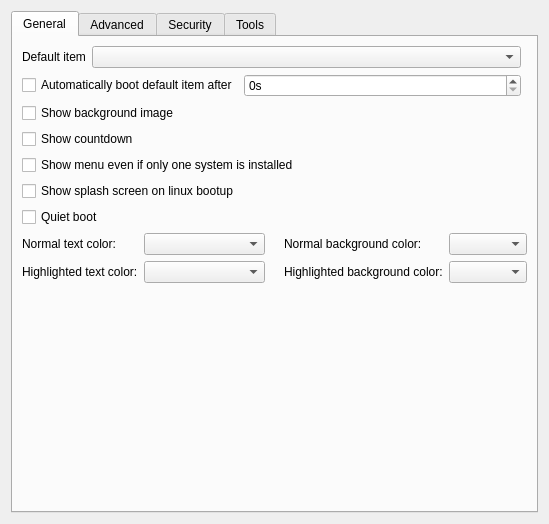
KDE/kcmgrub2, file kcmgrub2.ui: the form before one commit.
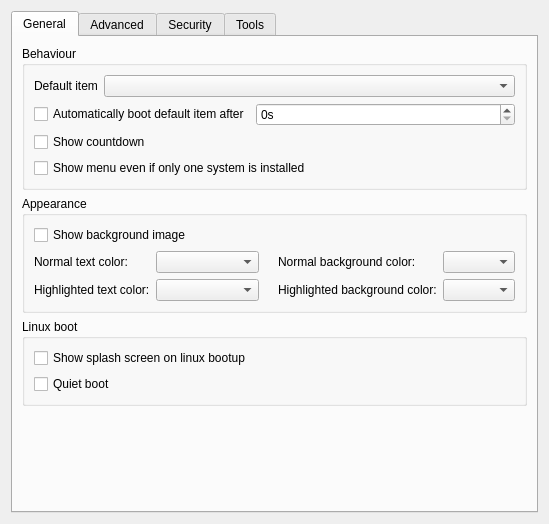
The form after the commit. Custom widgets are drawn as their Qt base class.

Commit message: Reorganize the General tab

Patch:
```diff
--- a/kcmgrub2.ui
+++ b/kcmgrub2.ui
@@ -38,6 +38,12 @@
       <attribute name="title">
        <string>General</string>
       </attribute>
+      <layout class="QVBoxLayout" name="verticalLayout_6">
+       <item>
+        <widget class="QGroupBox" name="groupBox_3">
+         <property name="title">
+          <string>Behaviour</string>
+         </property>
       <layout class="QGridLayout" name="gridLayout">
        <item row="0" column="0">
         <layout class="QHBoxLayout" name="horizontalLayout_2">
@@ -109,6 +115,34 @@
         </layout>
        </item>
        <item row="2" column="0">
+           <widget class="QCheckBox" name="showCountdown">
+            <property name="text">
+             <string>Show countdown</string>
+            </property>
+           </widget>
+          </item>
+          <item row="3" column="0">
+           <widget class="QCheckBox" name="noHidden">
+            <property name="text">
+             <string>Show menu even if only one system is installed</string>
+            </property>
+           </widget>
+          </item>
+         </layout>
+         <zorder></zorder>
+         <zorder></zorder>
+         <zorder></zorder>
+         <zorder>showCountdown</zorder>
+         <zorder>noHidden</zorder>
+        </widget>
+       </item>
+       <item>
+        <widget class="QGroupBox" name="groupBox_4">
+         <property name="title">
+          <string>Appearance</string>
+         </property>
+         <layout class="QGridLayout" name="gridLayout_8">
+          <item row="0" column="0">
         <layout class="QHBoxLayout" name="horizontalLayout_3">
          <item>
           <widget class="QCheckBox" name="showBgImage">
@@ -132,35 +166,7 @@
          </item>
         </layout>
        </item>
-       <item row="3" column="0">
-        <widget class="QCheckBox" name="showCountdown">
-         <property name="text">
-          <string>Show countdown</string>
-         </property>
-        </widget>
-       </item>
-       <item row="4" column="0">
-        <widget class="QCheckBox" name="noHidden">
-         <property name="text">
-          <string>Show menu even if only one system is installed</string>
-         </property>
-        </widget>
-       </item>
-       <item row="5" column="0">
-        <widget class="QCheckBox" name="showSplash">
-         <property name="text">
-          <string>Show splash screen on linux bootup</string>
-         </property>
-        </widget>
-       </item>
-       <item row="6" column="0">
-        <widget class="QCheckBox" name="quietBoot">
-         <property name="text">
-          <string>Quiet boot</string>
-         </property>
-        </widget>
-       </item>
-       <item row="7" column="0" colspan="2">
+          <item row="1" column="0">
         <layout class="QHBoxLayout" name="horizontalLayout_8">
          <item>
           <layout class="QHBoxLayout" name="horizontalLayout_5">
@@ -296,7 +302,33 @@
          </item>
         </layout>
        </item>
-       <item row="8" column="0">
+         </layout>
+        </widget>
+       </item>
+       <item>
+        <widget class="QGroupBox" name="groupBox_5">
+         <property name="title">
+          <string>Linux boot</string>
+         </property>
+         <layout class="QGridLayout" name="gridLayout_9">
+          <item row="0" column="0">
+           <widget class="QCheckBox" name="showSplash">
+            <property name="text">
+             <string>Show splash screen on linux bootup</string>
+            </property>
+           </widget>
+          </item>
+          <item row="1" column="0">
+           <widget class="QCheckBox" name="quietBoot">
+            <property name="text">
+             <string>Quiet boot</string>
+            </property>
+           </widget>
+          </item>
+         </layout>
+        </widget>
+       </item>
+       <item>
         <spacer name="verticalSpacer_3">
          <property name="orientation">
           <enum>Qt::Vertical</enum>
```
Lines whose indentation alone changed are shown as unchanged.
